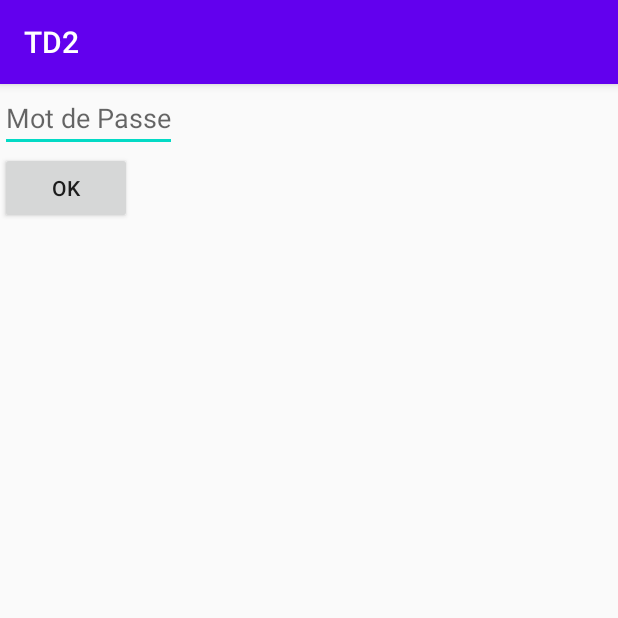
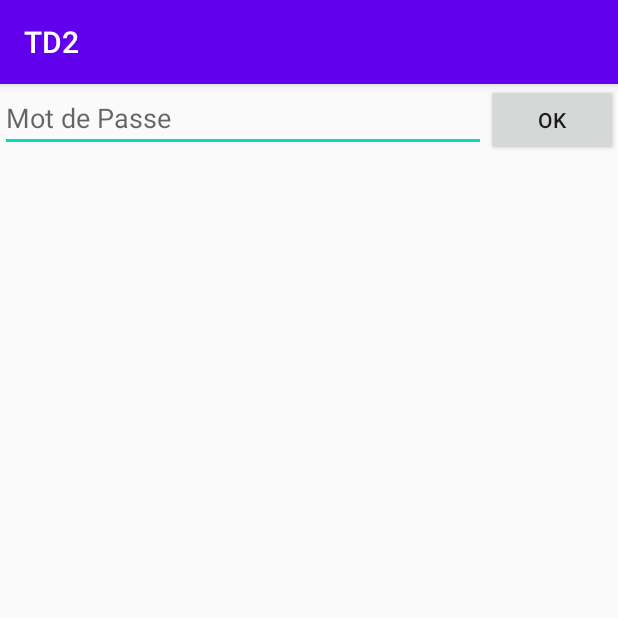
Before and after one commit to AlexPiretIng/TdAndroid_Vincent_Piret, an Android app: the screen it shows after launch (MainActivity), on a phone screen of 412 x 824 dp, the top half of it. Run offline under Robolectric (Android 15) with nearby library versions, the phone set to English and light mode, and no system bars.

Commit message:
Edit text et Button
Bouton et texte même ligne

```diff
--- a/TD2/app/src/main/java/com/example/td2/MainActivity.java
+++ b/TD2/app/src/main/java/com/example/td2/MainActivity.java
@@ -9,6 +9,6 @@ public class MainActivity extends AppCompatActivity {
     @Override
     protected void onCreate(Bundle savedInstanceState) {
         super.onCreate(savedInstanceState);
-        setContentView(R.layout.activity_main);
+        setContentView(R.layout.password);
     }
 }
--- a/TD2/app/src/main/res/layout/activity_main.xml
+++ b/TD2/app/src/main/res/layout/password.xml
@@ -1,14 +1,17 @@
 <?xml version="1.0" encoding="utf-8"?>
 <LinearLayout xmlns:android="http://schemas.android.com/apk/res/android"
-    android:orientation="vertical"
+    android:orientation="horizontal"
     android:layout_width="match_parent"
     android:layout_height="match_parent">
     <EditText
         android:layout_width="wrap_content"
         android:layout_height="wrap_content"
+        android:layout_weight="1"
         android:hint="@string/mot_de_passe"/>
+
     <Button
         android:text="OK"
         android:layout_width="wrap_content"
-        android:layout_height="wrap_content"/>
+        android:layout_height="wrap_content"
+        android:layout_weight="0"/>
 </LinearLayout>
```
